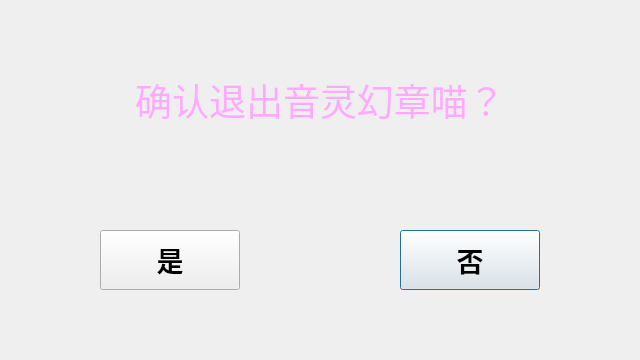
Old version of the form ui/confirmDialog.ui in the repository njdldkl666699/Melody.
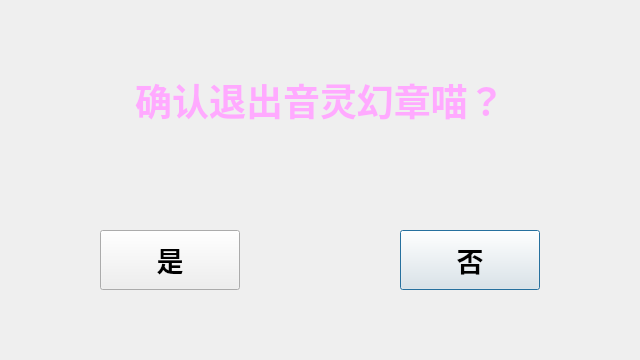
New version of the form.

Patch:
```diff
--- a/ui/confirmDialog.ui
+++ b/ui/confirmDialog.ui
@@ -86,6 +86,7 @@
     <font>
      <family>方正舒体</family>
      <pointsize>28</pointsize>
+     <bold>true</bold>
     </font>
    </property>
    <property name="styleSheet">
```
Left out of the diff: 4 changed lines with no effect on the pictures.
